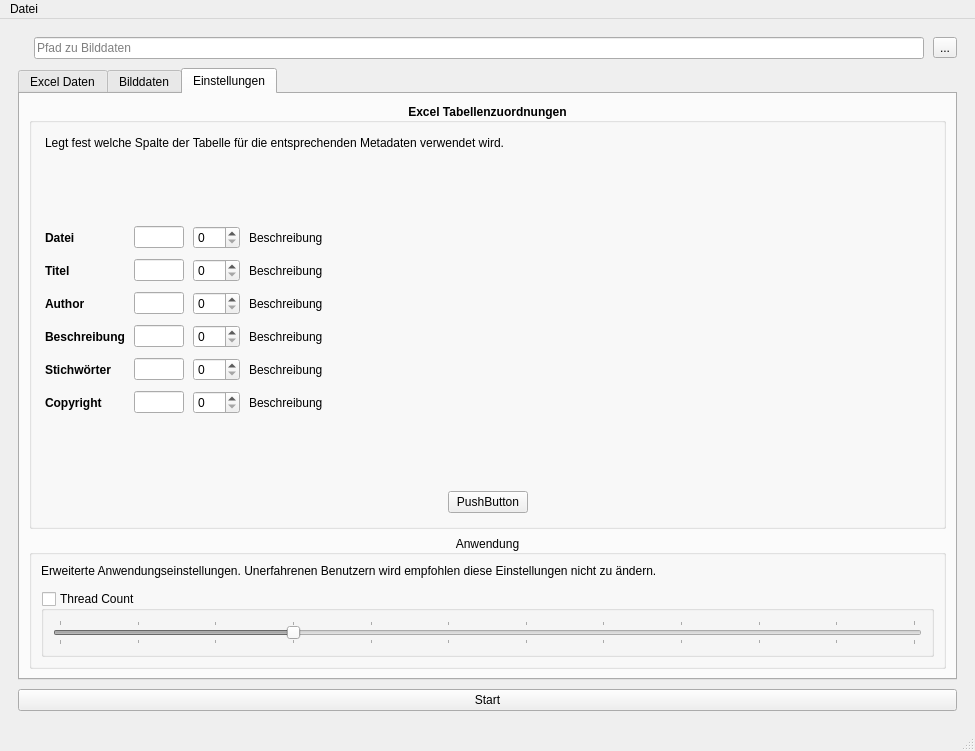
This is ui/tiffy.ui in tappi287/tiffy as Qt 5 draws it before an edit. The edited form follows.
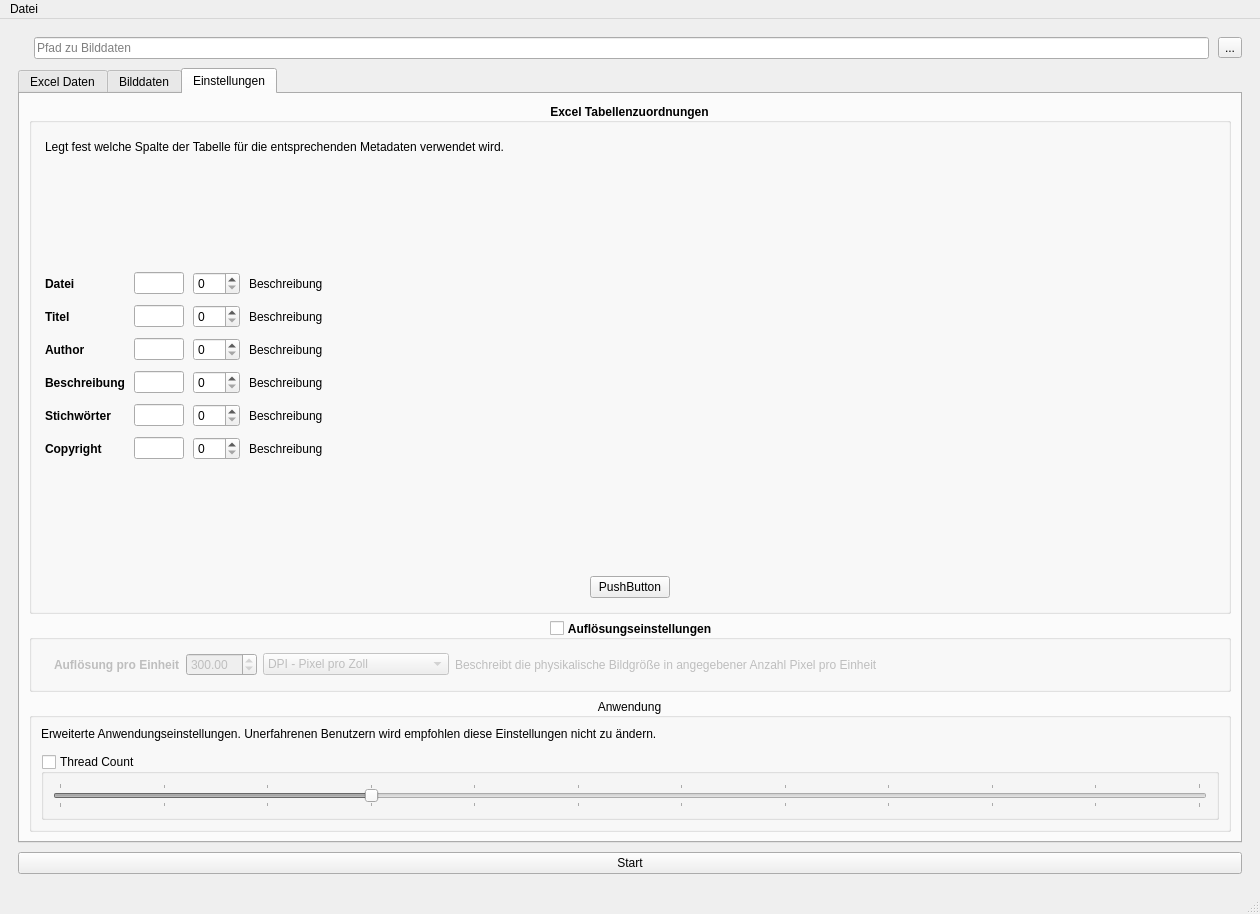
This is the edited form. The open tabs and pages were chosen to show the change. Icons and pictures are not drawn.

```diff
--- a/ui/tiffy.ui
+++ b/ui/tiffy.ui
@@ -6,8 +6,8 @@
    <rect>
     <x>0</x>
     <y>0</y>
-    <width>975</width>
-    <height>751</height>
+    <width>1260</width>
+    <height>914</height>
    </rect>
   </property>
   <property name="windowTitle">
@@ -612,6 +612,119 @@
             </layout>
            </widget>
           </item>
+          <item>
+           <widget class="QGroupBox" name="dpiBox">
+            <property name="font">
+             <font>
+              <weight>75</weight>
+              <bold>true</bold>
+             </font>
+            </property>
+            <property name="title">
+             <string>Auflösungseinstellungen</string>
+            </property>
+            <property name="alignment">
+             <set>Qt::AlignCenter</set>
+            </property>
+            <property name="checkable">
+             <bool>true</bool>
+            </property>
+            <property name="checked">
+             <bool>false</bool>
+            </property>
+            <layout class="QVBoxLayout" name="verticalLayout_8">
+             <property name="spacing">
+              <number>4</number>
+             </property>
+             <property name="leftMargin">
+              <number>13</number>
+             </property>
+             <property name="topMargin">
+              <number>4</number>
+             </property>
+             <property name="rightMargin">
+              <number>13</number>
+             </property>
+             <property name="bottomMargin">
+              <number>4</number>
+             </property>
+             <item>
+              <widget class="QWidget" name="dpiSettings" native="true">
+               <property name="font">
+                <font>
+                 <weight>50</weight>
+                 <bold>false</bold>
+                </font>
+               </property>
+               <layout class="QGridLayout" name="gridLayout_2">
+                <item row="0" column="2">
+                 <widget class="QComboBox" name="dpiComboBox">
+                  <property name="sizePolicy">
+                   <sizepolicy hsizetype="Preferred" vsizetype="Fixed">
+                    <horstretch>2</horstretch>
+                    <verstretch>0</verstretch>
+                   </sizepolicy>
+                  </property>
+                  <item>
+                   <property name="text">
+                    <string>DPI - Pixel pro Zoll</string>
+                   </property>
+                  </item>
+                  <item>
+                   <property name="text">
+                    <string>PPCM - Pixel pro Centimeter</string>
+                   </property>
+                  </item>
+                 </widget>
+                </item>
+                <item row="0" column="1">
+                 <widget class="QDoubleSpinBox" name="dpiSpinBox">
+                  <property name="minimum">
+                   <double>1.000000000000000</double>
+                  </property>
+                  <property name="maximum">
+                   <double>9999.000000000000000</double>
+                  </property>
+                  <property name="value">
+                   <double>300.000000000000000</double>
+                  </property>
+                 </widget>
+                </item>
+                <item row="0" column="0">
+                 <widget class="QLabel" name="dpiLabel">
+                  <property name="font">
+                   <font>
+                    <weight>75</weight>
+                    <bold>true</bold>
+                   </font>
+                  </property>
+                  <property name="text">
+                   <string>Auflösung pro Einheit</string>
+                  </property>
+                 </widget>
+                </item>
+                <item row="0" column="3">
+                 <widget class="QLabel" name="dpiDesc">
+                  <property name="sizePolicy">
+                   <sizepolicy hsizetype="Preferred" vsizetype="Preferred">
+                    <horstretch>10</horstretch>
+                    <verstretch>0</verstretch>
+                   </sizepolicy>
+                  </property>
+                  <property name="text">
+                   <string>Beschreibt die physikalische Bildgröße in angegebener Anzahl Pixel pro Einheit</string>
+                  </property>
+                  <property name="wordWrap">
+                   <bool>true</bool>
+                  </property>
+                 </widget>
+                </item>
+               </layout>
+              </widget>
+             </item>
+            </layout>
+           </widget>
+          </item>
           <item>
            <widget class="QGroupBox" name="appSettings">
             <property name="sizePolicy">
@@ -703,7 +816,7 @@
     <rect>
      <x>0</x>
      <y>0</y>
-     <width>975</width>
+     <width>1260</width>
      <height>31</height>
     </rect>
    </property>
```
Left out of the diff: 2 changed lines with no effect on the pictures.
